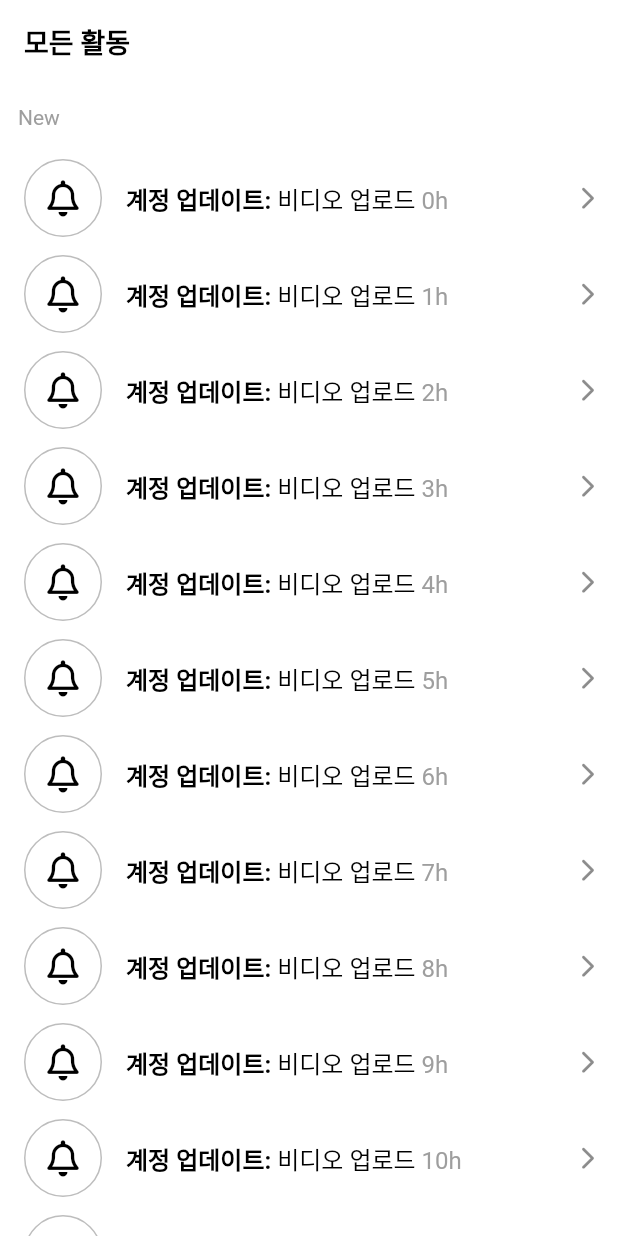
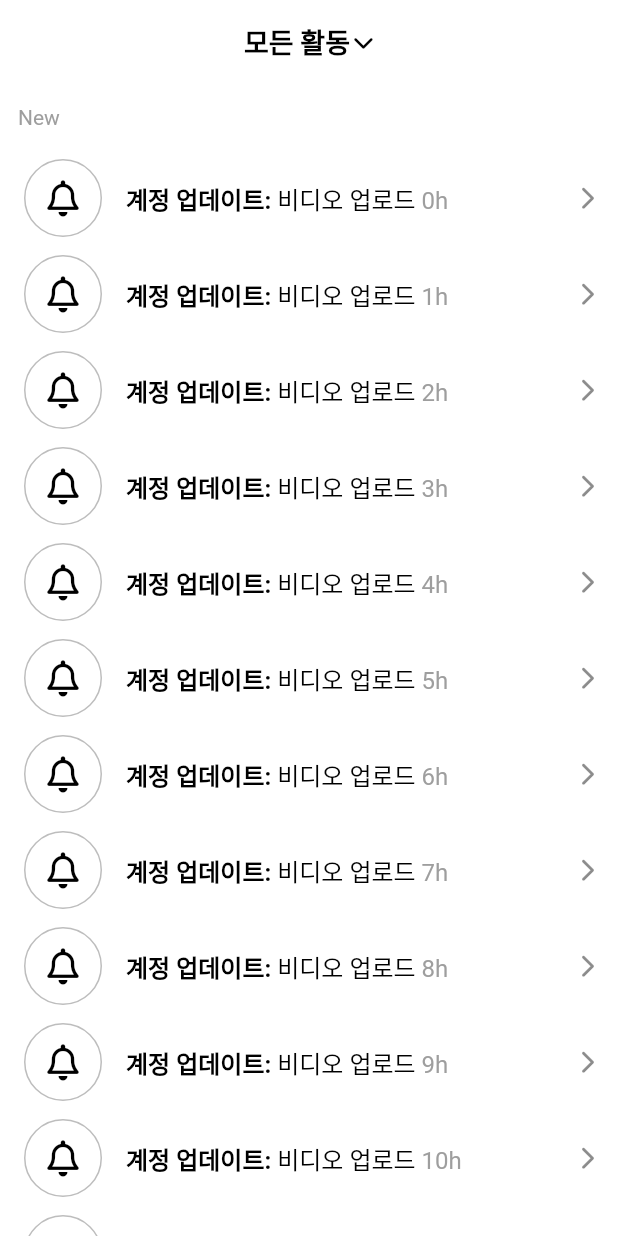
Before and after one commit to academy3746/Tik-TALK-Clone, a Flutter app: the screen it shows after launch, on a phone screen of 412 x 824 dp. Run offline on Flutter 3.47's test engine with Material 2 defaults, Android fonts, the phone set to English and light mode, and no system bars; our stand-ins replace font_awesome_flutter, video_player, visibility_detector.

```diff
--- a/lib/features/inbox/activity_screen.dart
+++ b/lib/features/inbox/activity_screen.dart
@@ -10,11 +10,32 @@ class ActivityScreen extends StatefulWidget {
   State<ActivityScreen> createState() => _ActivityScreenState();
 }
 
-class _ActivityScreenState extends State<ActivityScreen> {
+class _ActivityScreenState extends State<ActivityScreen>
+    with SingleTickerProviderStateMixin {
   final List<String> _notification = List.generate(
     20,
     (index) => "${index}h",
   );
+
+  late final AnimationController _animationController = AnimationController(
+    vsync: this,
+    duration: const Duration(
+      milliseconds: 200,
+    ),
+  );
+
+  late final Animation<double> _animation = Tween(
+    begin: 0.0,
+    end: 0.5,
+  ).animate(_animationController);
+
+  void _onTitleTap() {
+    if (_animationController.isCompleted) {
+      _animationController.reverse();
+    } else {
+      _animationController.forward();
+    }
+  }
 
   void _onDismissed(String notification) {
     _notification.remove(notification);
@@ -23,11 +44,25 @@ class _ActivityScreenState extends State<ActivityScreen> {
 
   @override
   Widget build(BuildContext context) {
-    // Debug here
-    print(_notification);
     return Scaffold(
       appBar: AppBar(
-        title: const Text("모든 활동"),
+        title: GestureDetector(
+          onTap: _onTitleTap,
+          child: Row(
+            mainAxisAlignment: MainAxisAlignment.center,
+            children: [
+              const Text("모든 활동"),
+              Gaps.h2,
+              RotationTransition(
+                turns: _animation,
+                child: const FaIcon(
+                  FontAwesomeIcons.chevronDown,
+                  size: Sizes.size14,
+                ),
+              ),
+            ],
+          ),
+        ),
       ),
       body: ListView(
         children: [
```
